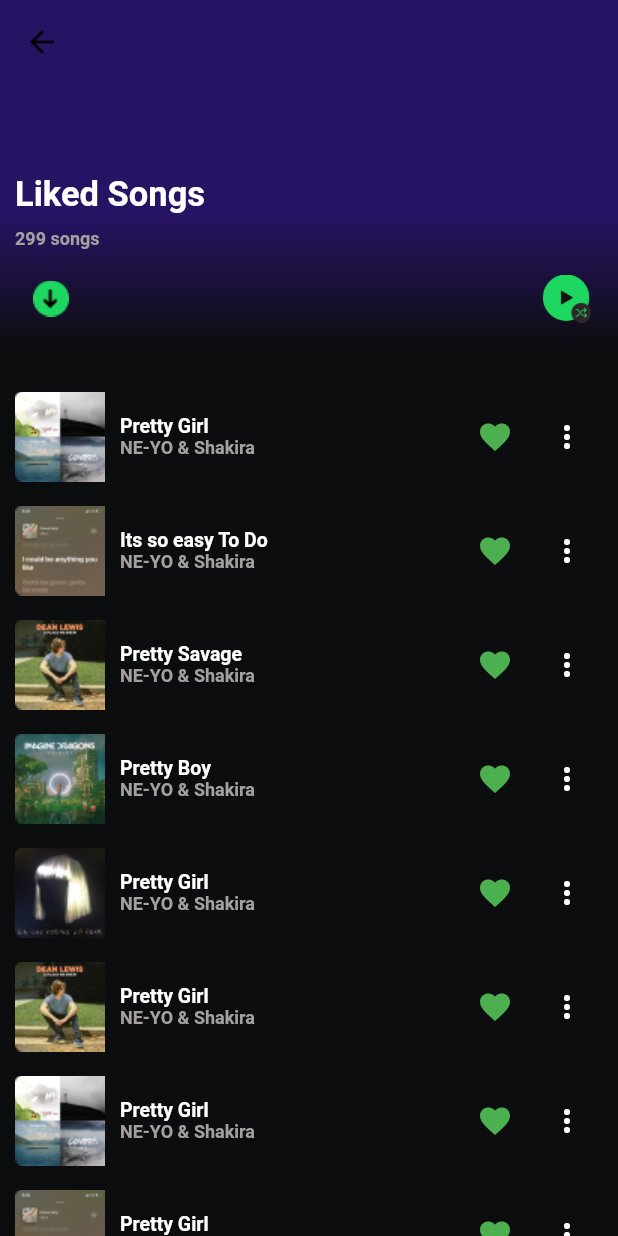
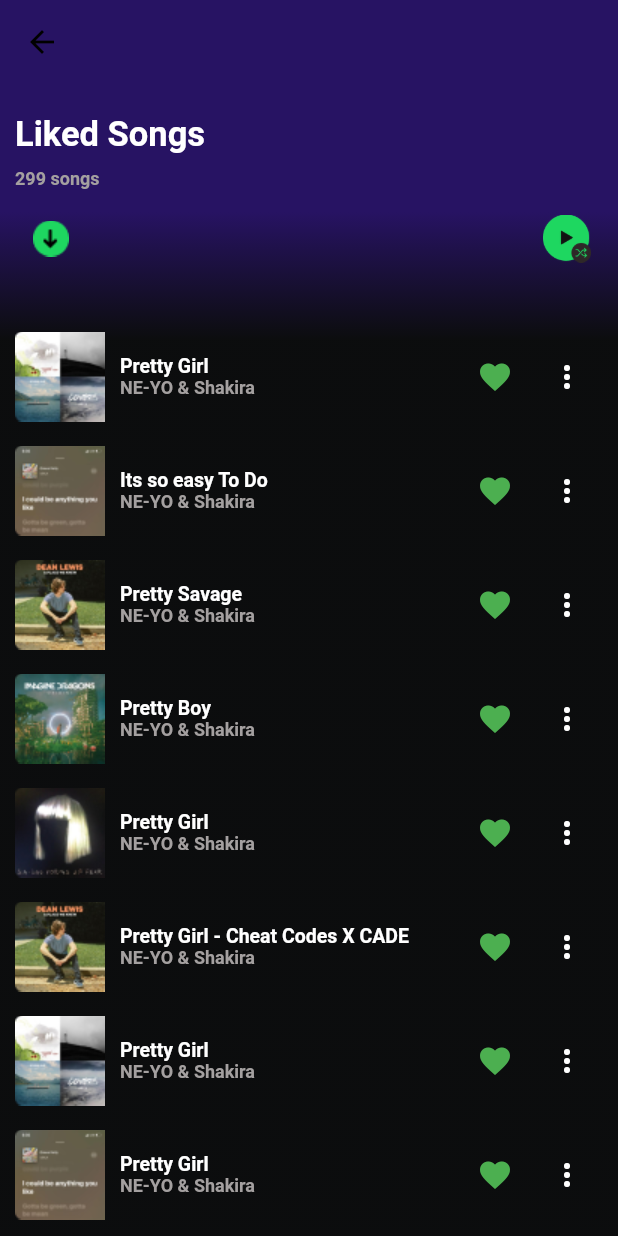
Before and after one commit to eminowam/music_app, a Flutter app: the screen it shows after launch, after a tap on "Liked Songs", on a phone screen of 412 x 824 dp. Run offline on Flutter 3.47's test engine with Material 2 defaults, Android fonts, the phone set to English and light mode, and no system bars; Roboto replaces fonts that are missing (OpenSans).

Commit message:
Add Details screen

```diff
--- a/lib/app/app.dart
+++ b/lib/app/app.dart
@@ -13,9 +13,6 @@ class MyApp extends StatelessWidget {
         brightness: Brightness.light,
         fontFamily: "OpenSans"
       ),
-      color: AppColor.backMain,
-
-
       home: HomePage(),
     );
   }
--- a/lib/config/app_color.dart
+++ b/lib/config/app_color.dart
@@ -6,5 +6,6 @@ class AppColor {
   static Color textColor = Color(0xffA5A5A5);
   static Color backCards = Color(0xff444444);
   static Color backMain = Color(0xff121212);
+  static Color backDetail = Color(0xff696969);
 
 }
--- a/lib/screen/details_screen.dart
+++ b/lib/screen/details_screen.dart
@@ -40,7 +40,7 @@ class DetailsScreen extends StatelessWidget {
           ),
           child: Padding(
             padding:
-                const EdgeInsets.only(top: 60, left: 10, right: 10, bottom: 20),
+                const EdgeInsets.only(top: 20, left: 10, right: 10, bottom: 20),
             child: Column(
               mainAxisAlignment: MainAxisAlignment.start,
               children: [
@@ -73,7 +73,7 @@ class DetailsScreen extends StatelessWidget {
                 SizedBox(height: 16,),
                 CardDetails(
                     image: 'assets/images/art3.png',
-                    title: 'Pretty Girl',
+                    title: 'Pretty Girl - Cheat Codes X CADE',
                     subTitle: 'NE-YO & Shakira'),
                 SizedBox(height: 16,),
                 CardDetails(
--- a/lib/screen/library_screen.dart
+++ b/lib/screen/library_screen.dart
@@ -13,7 +13,7 @@ class LibraryScreen extends StatelessWidget {
         scrollDirection: Axis.vertical,
         child: Padding(
           padding: const EdgeInsets.only(
-            top: 90,left: 15,right: 15,bottom: 20
+            top: 60,left: 15,right: 15,bottom: 20
           ),
           child: Column(
             crossAxisAlignment: CrossAxisAlignment.start,
--- a/lib/screen/page_one.dart
+++ b/lib/screen/page_one.dart
@@ -12,7 +12,7 @@ class PageOne extends StatelessWidget {
     return SingleChildScrollView(
       scrollDirection: Axis.vertical,
       child: Padding(
-        padding: const EdgeInsets.only(top: 90,left: 15,right: 15),
+        padding: const EdgeInsets.only(top: 60,left: 15,right: 15),
         child: Column(
           crossAxisAlignment: CrossAxisAlignment.start,
           children: [
--- a/lib/widget/details_widgets/card_detail.dart
+++ b/lib/widget/details_widgets/card_detail.dart
@@ -1,8 +1,12 @@
 import 'package:flutter/material.dart';
 import 'package:music_app/config/app_style.dart';
+import 'package:music_app/screen/music_details.dart';
 
 class CardDetails extends StatelessWidget {
-  const CardDetails({super.key, required this.image, required this.title, required this.subTitle});
+  const CardDetails({super.key,
+    required this.image,
+    required this.title,
+    required this.subTitle});
 
   final String image;
   final String title;
@@ -10,7 +14,12 @@ class CardDetails extends StatelessWidget {
 
   @override
   Widget build(BuildContext context) {
-    return Row(
+    return InkWell(
+      onTap: () => Navigator.push(
+        context,
+        MaterialPageRoute(builder: (context) => MusicDetails()),),
+      child: Column(children: [
+        Row(
             mainAxisAlignment: MainAxisAlignment.spaceBetween,
             children: [
               Row(
@@ -38,6 +47,9 @@ class CardDetails extends StatelessWidget {
               )
 
             ]
+        )
+      ],)
+
     );
   }
 }
--- a/lib/widget/home_widgets/discover.dart
+++ b/lib/widget/home_widgets/discover.dart
@@ -1,5 +1,6 @@
 import 'package:flutter/material.dart';
 import 'package:music_app/config/app_style.dart';
+import 'package:music_app/screen/details_screen.dart';
 
 class DiscoverWidget extends StatelessWidget {
   const DiscoverWidget({
@@ -14,7 +15,11 @@ class DiscoverWidget extends StatelessWidget {
 
   @override
   Widget build(BuildContext context) {
-    return Container(
+    return InkWell(
+      onTap: () => Navigator.push(
+        context,
+        MaterialPageRoute(builder: (context) => DetailsScreen()),),
+      child: Container(
         width: 170,
         height: 220,
         child: Column(
@@ -25,6 +30,7 @@ class DiscoverWidget extends StatelessWidget {
               Text(subtitle,style: AppTextStyle.cardSecondTextStyle,),
           ],
         ),
+      ),
     );
   }
 }
```
Also changed, not shown: lib/screen/music_details.dart (added, +29 -0 lines), lib/widget/details_widgets/music_details.dart/details_play.dart (added, +52 -0 lines), lib/widget/details_widgets/music_details.dart/details_row.dart (added, +36 -0 lines), lib/widget/library_widgets/card_play_list.dart (+7 -1 lines), assets/icons/Next.png (added), assets/icons/Pause.png (added), assets/icons/Previous.png (added), assets/icons/Repeat.png (added), assets/icons/Shuffle (2).png (added), assets/images/Kwaku.png (added), assets/images/Seed.png (added). Lines whose indentation alone changed are shown as unchanged.
